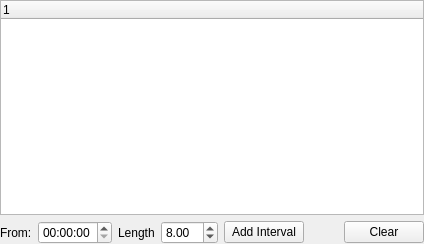
The window that kplato/libs/ui/kptintervaleditbase.ui (KDE/calligra) describes before a commit, drawn with Qt 5.
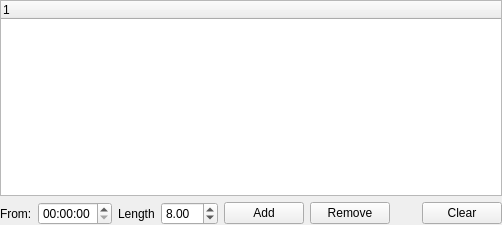
The same window after the commit.

Commit message: Fix work interval edit dialog, mainly to avoid illegal intervals.

```diff
--- a/kplato/libs/ui/kptintervaleditbase.ui
+++ b/kplato/libs/ui/kptintervaleditbase.ui
@@ -6,30 +6,29 @@
    <rect>
     <x>0</x>
     <y>0</y>
-    <width>424</width>
-    <height>244</height>
+    <width>502</width>
+    <height>225</height>
    </rect>
   </property>
   <property name="windowTitle" >
    <string>CalendarEditBase</string>
   </property>
-  <layout class="QGridLayout" >
-   <property name="leftMargin" >
+  <layout class="QVBoxLayout" name="verticalLayout" >
+   <property name="margin" >
     <number>0</number>
    </property>
-   <property name="topMargin" >
-    <number>0</number>
-   </property>
-   <property name="rightMargin" >
-    <number>0</number>
-   </property>
-   <property name="bottomMargin" >
-    <number>0</number>
-   </property>
-   <item row="0" column="0" colspan="7" >
-    <widget class="QTreeWidget" name="intervalList" />
+   <item>
+    <widget class="QTreeWidget" name="intervalList" >
+     <column>
+      <property name="text" >
+       <string>1</string>
+      </property>
+     </column>
+    </widget>
    </item>
-   <item row="1" column="0" >
+   <item>
+    <layout class="QHBoxLayout" name="horizontalLayout" >
+     <item>
     <widget class="QLabel" name="textLabel1" >
      <property name="text" >
       <string>From:</string>
@@ -37,12 +36,15 @@
      <property name="wordWrap" >
       <bool>false</bool>
      </property>
-    </widget>
-   </item>
-   <item row="1" column="1" >
+       <property name="buddy" >
+        <cstring>startTime</cstring>
+       </property>
+      </widget>
+     </item>
+     <item>
     <widget class="QTimeEdit" name="startTime" />
    </item>
-   <item row="1" column="2" >
+     <item>
     <widget class="QLabel" name="textLabel2" >
      <property name="text" >
       <string>Length</string>
@@ -50,9 +52,12 @@
      <property name="wordWrap" >
       <bool>false</bool>
      </property>
-    </widget>
-   </item>
-   <item row="1" column="3" >
+       <property name="buddy" >
+        <cstring>length</cstring>
+       </property>
+      </widget>
+     </item>
+     <item>
     <widget class="QDoubleSpinBox" name="length" >
      <property name="maximum" >
       <double>24.000000000000000</double>
@@ -62,14 +67,21 @@
      </property>
     </widget>
    </item>
-   <item row="1" column="4" >
+     <item>
     <widget class="QPushButton" name="bAddInterval" >
      <property name="text" >
-      <string>Add Interval</string>
+        <string>Add</string>
      </property>
     </widget>
    </item>
-   <item row="1" column="5" >
+     <item>
+      <widget class="QPushButton" name="bRemoveInterval" >
+       <property name="text" >
+        <string>Remove</string>
+       </property>
+      </widget>
+     </item>
+     <item>
     <spacer>
      <property name="orientation" >
       <enum>Qt::Horizontal</enum>
@@ -82,7 +94,7 @@
      </property>
     </spacer>
    </item>
-   <item row="1" column="6" >
+     <item>
     <widget class="QPushButton" name="bClear" >
      <property name="text" >
       <string>Clear</string>
@@ -90,6 +102,8 @@
     </widget>
    </item>
   </layout>
+   </item>
+  </layout>
  </widget>
  <layoutdefault spacing="6" margin="11" />
  <pixmapfunction>qPixmapFromMimeSource</pixmapfunction>
```
Left out of the diff: 8 changed lines with no effect on the pictures. Lines whose indentation alone changed are shown as unchanged. The commit also changes 4 other files.
